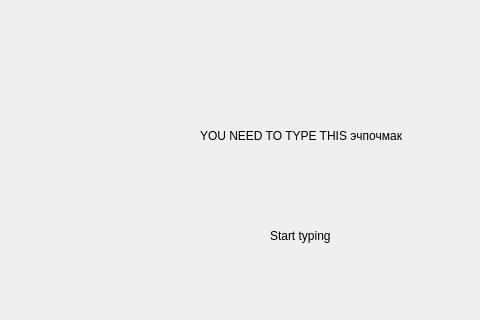
The window that client/src/gamewindow.ui (khbminus/fastTyping) describes before a commit, drawn with Qt 5; both pictures show x 0 to 480 and y 0 to 320 of the 800 by 600 pixel window.
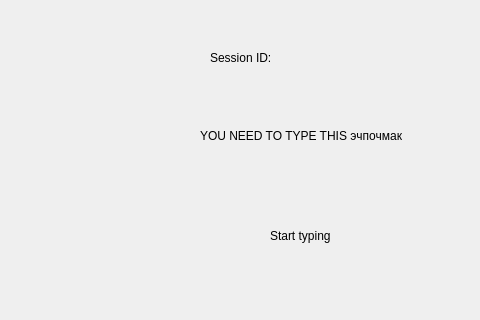
The same window after the commit.

Commit message: add session id label

The edit to the form file:
```diff
--- a/client/src/gamewindow.ui
+++ b/client/src/gamewindow.ui
@@ -56,6 +56,19 @@
      <string>return</string>
     </property>
    </widget>
+   <widget class="QLabel" name="label">
+    <property name="geometry">
+     <rect>
+      <x>210</x>
+      <y>50</y>
+      <width>61</width>
+      <height>16</height>
+     </rect>
+    </property>
+    <property name="text">
+     <string>Session ID: 0</string>
+    </property>
+   </widget>
   </widget>
  </widget>
  <resources/>
```
